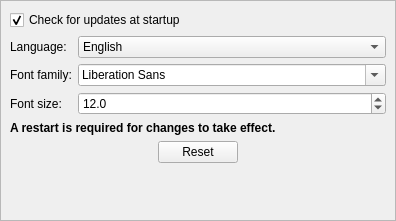
AdelKS/ZeGrapher, file Widgets/appsettings.ui: the form before one commit.
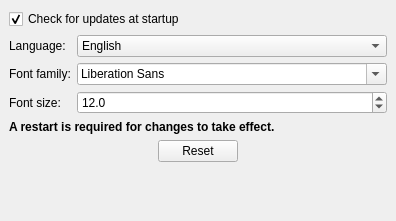
The form after the commit.

Diff of the .ui file:
```diff
--- a/Widgets/appsettings.ui
+++ b/Widgets/appsettings.ui
@@ -34,6 +34,12 @@
        <verstretch>0</verstretch>
       </sizepolicy>
      </property>
+     <property name="frameShape">
+      <enum>QFrame::NoFrame</enum>
+     </property>
+     <property name="frameShadow">
+      <enum>QFrame::Plain</enum>
+     </property>
      <property name="widgetResizable">
       <bool>true</bool>
      </property>
@@ -42,7 +48,7 @@
        <rect>
         <x>0</x>
         <y>0</y>
-        <width>380</width>
+        <width>382</width>
         <height>269</height>
        </rect>
       </property>
@@ -171,7 +177,7 @@
              </size>
             </property>
             <property name="sizeAdjustPolicy">
-             <enum>QComboBox::AdjustToContents</enum>
+             <enum>QComboBox::AdjustToMinimumContentsLength</enum>
             </property>
            </widget>
           </item>
```
